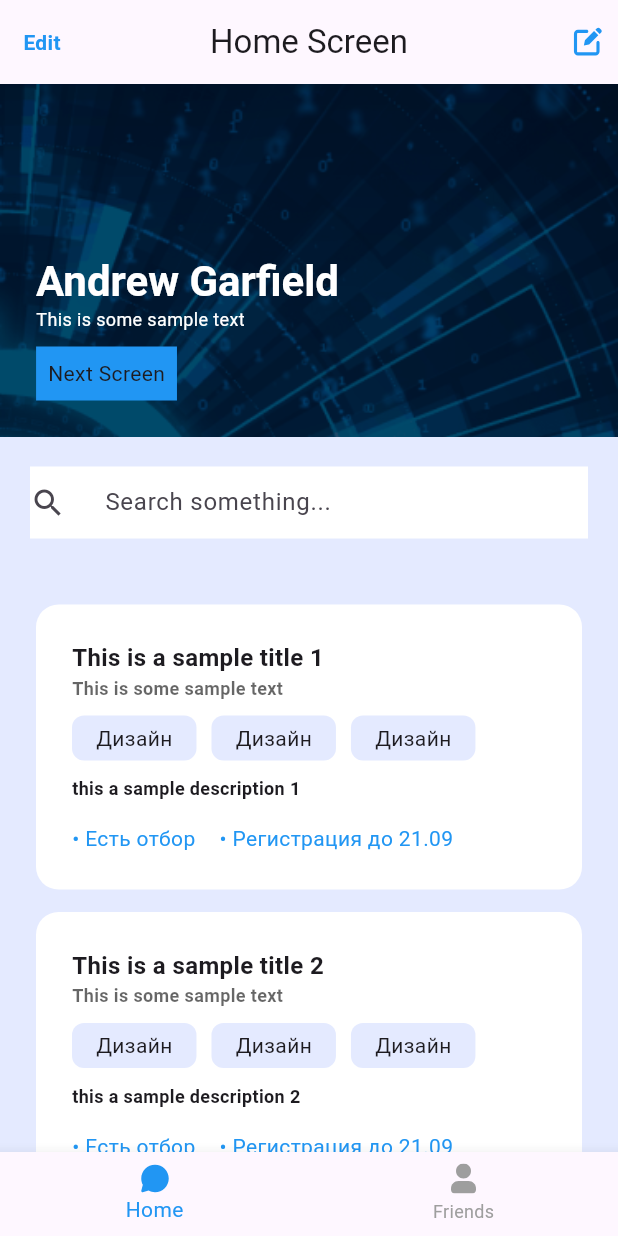
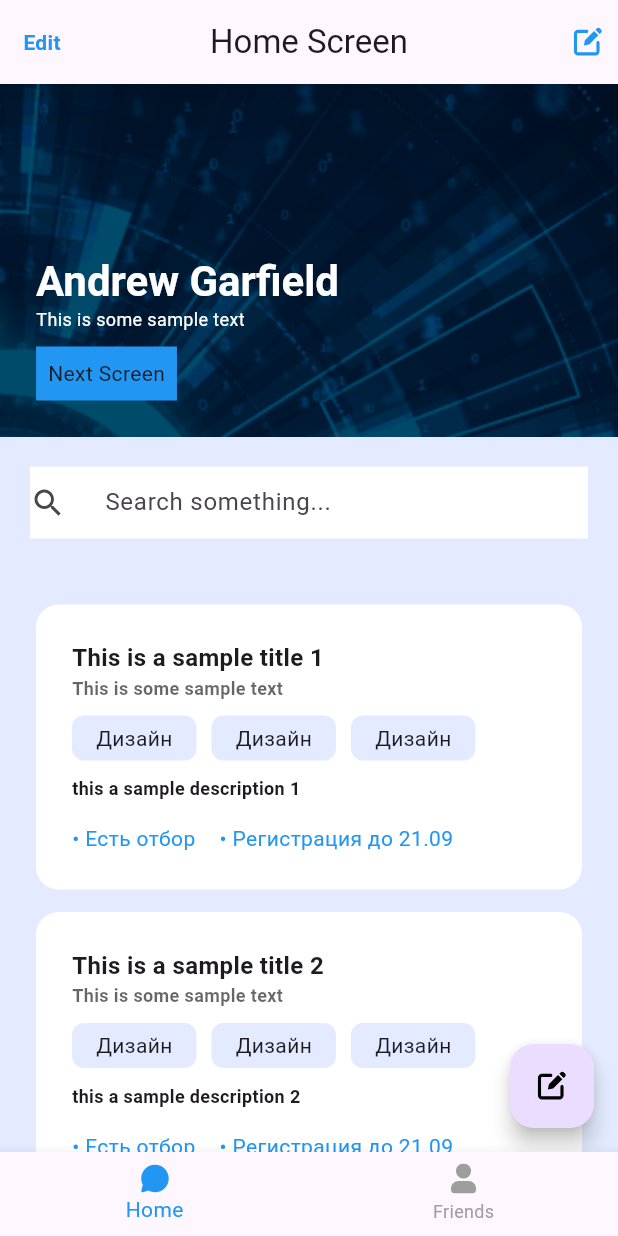
Before and after one commit to theArtistSam/Flutter-Course, a Flutter app: the screen it shows after launch, on a phone screen of 412 x 824 dp. Run offline on Flutter 3.47's test engine with Material 3 defaults, Android fonts, the phone set to English and light mode, and no system bars; our stand-ins replace flutter_svg.

Commit message:
FAB + Snakbar(Toast)

```diff
--- a/lib/screens/home_screen.dart
+++ b/lib/screens/home_screen.dart
@@ -22,6 +22,21 @@ class _HomeScreenState extends State<HomeScreen> {
 
     return Scaffold(
       backgroundColor: const Color(0XFFE4EAFF),
+      floatingActionButton: FloatingActionButton(
+          child: SvgPicture.asset(
+            'assets/icons/edit.svg',
+            color: Colors.black,
+          ),
+          onPressed: () {
+            const snackBar = SnackBar(
+              duration: Duration(seconds: 5),
+              content: Text('Yay! A SnackBar!'),
+            );
+
+            // Find the ScaffoldMessenger in the widget tree
+            // and use it to show a SnackBar.
+            ScaffoldMessenger.of(context).showSnackBar(snackBar);
+          }),
       // App bar is a sticky header on a screen
       appBar: AppBar(
         centerTitle: true,
```
